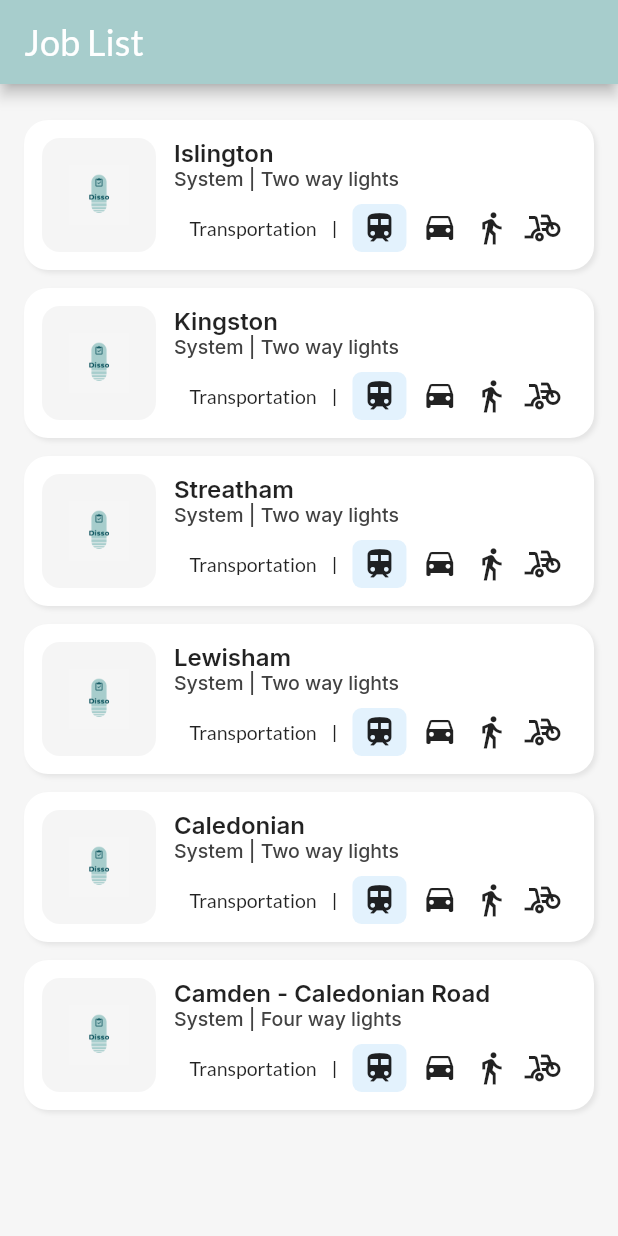
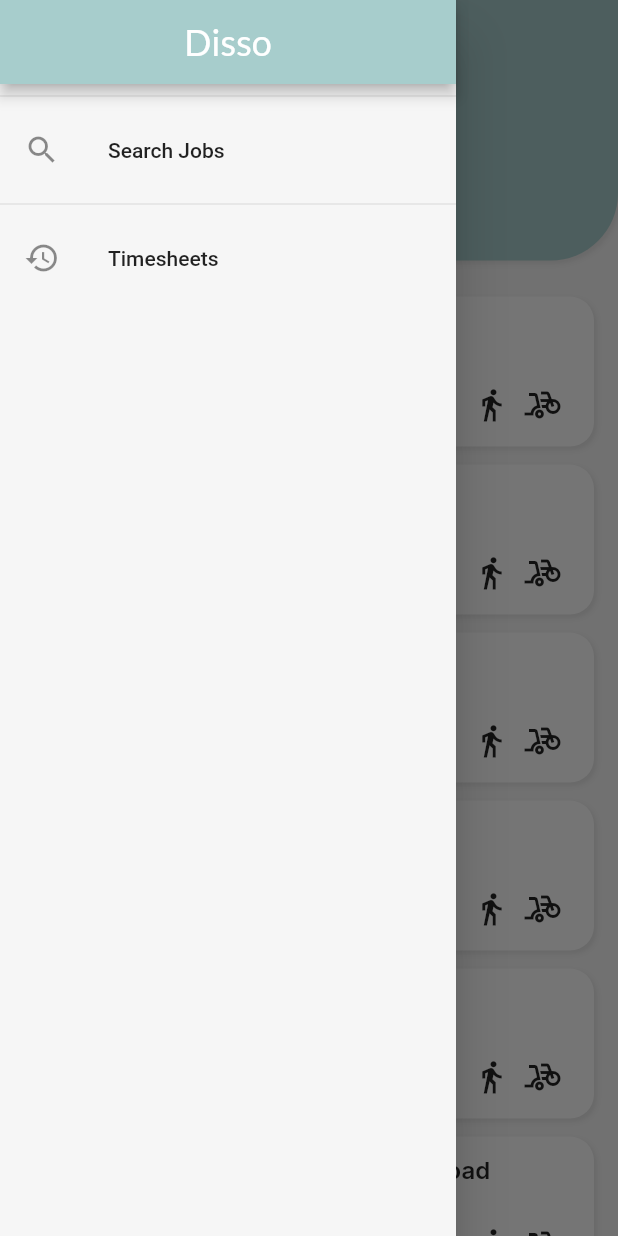
Before and after one commit to AlohaGodfrey/disso_app, a Flutter app: the screen it shows after launch, with the side drawer open (before the commit the screen has no drawer), on a phone screen of 412 x 824 dp. Run offline on Flutter 3.47's test engine with Material 2 defaults, Android fonts, the phone set to English and light mode, and no system bars; our stand-ins replace circular_countdown_timer, cool_alert, font_awesome_flutter, google_fonts, google_maps_flutter, toggle_switch.

Commit message:
SliverSetup

```diff
--- a/lib/main.dart
+++ b/lib/main.dart
@@ -10,6 +10,9 @@ import './theme/palette.dart';
 import './widgets/job_card.dart';
 import './screens/job_list_screen.dart';
 import './screens/job_detail_screen.dart';
+import './screens/timesheet_screen.dart';
+import './screens/sliver_timesheet.dart';
+import './screens/sliver_joblist.dart';
 
 void main() {
   runApp(const MyApp());
@@ -37,6 +40,7 @@ class MyApp extends StatelessWidget {
           primarySwatch: Palette.kToDark,
           canvasColor: const Color.fromRGBO(246, 246, 246, 1),
           appBarTheme: const AppBarTheme(
+            centerTitle: true,
             titleTextStyle: TextStyle(
               fontSize: 24,
               fontFamily: 'Lato',
@@ -50,11 +54,15 @@ class MyApp extends StatelessWidget {
               ),
         ),
         // home: const MyHomePage(title: 'Flutter Demo Home Page'),
-        home: JobListScreen(),
+        home: SliverJobList(),
         //app navigation ur routes or navigator
         routes: {
+          JobListScreen.routeName: (ctx) => JobListScreen(),
           JobDetailScreen.routeName: (ctx) => JobDetailScreen(),
-          JobActiveScreen.routeName: (context) => JobActiveScreen(),
+          JobActiveScreen.routeName: (ctx) => JobActiveScreen(),
+          TimesheetScreen.routeName: (ctx) => TimesheetScreen(),
+          SliverTimesheet.routeName: (ctx) => SliverTimesheet(),
+          SliverJobList.routeName: (ctx) => SliverJobList(),
         },
       ),
     );
--- a/lib/screens/job_list_screen.dart
+++ b/lib/screens/job_list_screen.dart
@@ -4,8 +4,11 @@ import 'package:provider/provider.dart';
 
 import '../providers/jobs.dart';
 import '../widgets/job_card.dart';
+import '../widgets/app_drawer.dart';
 
 class JobListScreen extends StatelessWidget {
+  static const routeName = '/list-jobs';
+
   @override
   Widget build(BuildContext context) {
     final JobList = Provider.of<Jobs>(context).jobItems; //access the joblist
@@ -15,6 +18,7 @@ class JobListScreen extends StatelessWidget {
           'Job List',
         ),
       ),
+      drawer: AppDrawer(),
       body: ListView.separated(
         padding: const EdgeInsets.symmetric(vertical: 24),
         physics: const BouncingScrollPhysics(),
--- /dev/null
+++ b/lib/screens/sliver_joblist.dart
@@ -0,0 +1,51 @@
+import 'package:flutter/material.dart';
+import 'package:provider/provider.dart';
+import '../widgets/profile_sliver.dart';
+
+import '../widgets/app_drawer.dart';
+import '../providers/jobs.dart';
+import '../widgets/job_card.dart';
+
+class SliverJobList extends StatelessWidget {
+  static const routeName = '/sliver-job-list';
+
+  @override
+  Widget build(BuildContext context) {
+    final JobList = Provider.of<Jobs>(context).jobItems; //access the joblist
+    return Scaffold(
+      drawer: const AppDrawer(),
+      body: CustomScrollView(
+        slivers: [
+          const SliverAppBar(
+            pinned: true,
+            title: Text('Job List'),
+          ),
+          ProfileSliver(),
+          SliverList(
+            delegate: SliverChildListDelegate([
+              Container(
+                height: MediaQuery.of(context).size.height,
+                child: ListView.separated(
+                  padding: const EdgeInsets.symmetric(vertical: 24),
+                  physics: const BouncingScrollPhysics(),
+                  itemCount: JobList.length,
+                  itemBuilder: (context, index) {
+                    return JobCard(
+                      jobInstance: JobList[index],
+                    );
+                    // return JobCard(job: JobList[index]);
+                  },
+                  separatorBuilder: (context, index) {
+                    return const SizedBox(
+                      height: 12,
+                    );
+                  },
+                ),
+              ),
+            ]),
+          ),
+        ],
+      ),
+    );
+  }
+}
--- /dev/null
+++ b/lib/widgets/app_drawer.dart
@@ -0,0 +1,42 @@
+import 'package:flutter/material.dart';
+
+import '../screens/job_list_screen.dart';
+import '../screens/timesheet_screen.dart';
+import '../screens/sliver_joblist.dart';
+import '../screens/sliver_timesheet.dart';
+
+class AppDrawer extends StatelessWidget {
+  const AppDrawer({Key? key}) : super(key: key);
+
+  @override
+  Widget build(BuildContext context) {
+    return Drawer(
+      child: Column(
+        children: [
+          AppBar(
+            title: Text('Disso'),
+            automaticallyImplyLeading: false,
+          ),
+          const Divider(),
+          ListTile(
+            // leading: Icon(Icons.content_paste_search_rounded),
+            leading: Icon(Icons.search),
+            title: Text('Search Jobs'),
+            onTap: () {
+              Navigator.of(context).pushNamed(SliverJobList.routeName);
+            },
+          ),
+          const Divider(),
+          ListTile(
+            leading: const Icon(Icons.history),
+            title: Text('Timesheets'),
+            onTap: () {
+              Navigator.of(context)
+                  .pushReplacementNamed(SliverTimesheet.routeName);
+            },
+          ),
+        ],
+      ),
+    );
+  }
+}
--- a/lib/widgets/show_cool_dialog.dart
+++ b/lib/widgets/show_cool_dialog.dart
@@ -35,6 +35,7 @@ void activeJobDone(
       text: text,
       onConfirmBtnTap: () {
         final timeWorked = stopwatch.elapsed.inSeconds;
+        print(stopwatch.elapsed);
         print(timeWorked);
         Provider.of<Timesheet>(context, listen: false)
             .addJob(activeJob, timeWorked.toDouble());
--- a/pubspec.yaml
+++ b/pubspec.yaml
@@ -74,7 +74,7 @@ flutter:
   # To add assets to your application, add an assets section, like this:
   assets:
     - assets/logo.png
-
+    - assets/profile.jpg
   # An image asset can refer to one or more resolution-specific "variants", see
   # https://flutter.dev/assets-and-images/#resolution-aware.
 
```
Also changed, not shown: lib/screens/job_active_screen.dart (+7 -20 lines), lib/screens/sliver_timesheet.dart (added, +48 -0 lines), lib/screens/timesheet_screen.dart (added, +26 -0 lines), lib/widgets/profile_sliver.dart (added, +90 -0 lines), lib/widgets/timesheet_card.dart (added, +141 -0 lines), assets/profile.jpg (added).
